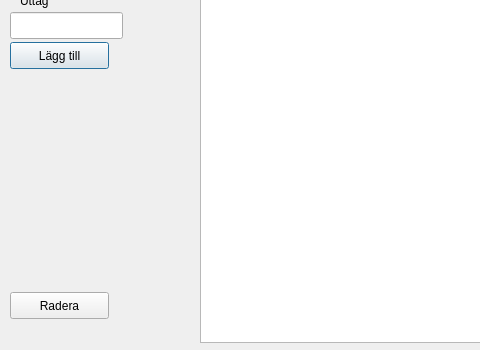
ralex1975/jackStock, file adminmyportfolio.ui: the form before one commit; both pictures show x 0 to 480 and y 258 to 608 of the 1344 by 608 pixel window.
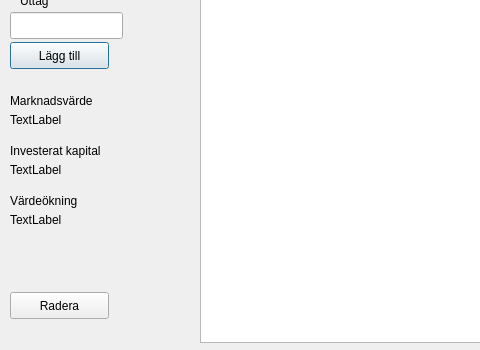
The form after the commit. Custom widgets are drawn as their Qt base class.

What changed in the file:
```diff
--- a/adminmyportfolio.ui
+++ b/adminmyportfolio.ui
@@ -251,6 +251,84 @@
     <string>Värdeökning</string>
    </property>
   </widget>
+  <widget class="QLabel" name="marketValueLabelData">
+   <property name="geometry">
+    <rect>
+     <x>10</x>
+     <y>370</y>
+     <width>161</width>
+     <height>16</height>
+    </rect>
+   </property>
+   <property name="text">
+    <string>TextLabel</string>
+   </property>
+  </widget>
+  <widget class="QLabel" name="marketValueLabel_2">
+   <property name="geometry">
+    <rect>
+     <x>10</x>
+     <y>350</y>
+     <width>111</width>
+     <height>17</height>
+    </rect>
+   </property>
+   <property name="text">
+    <string>Marknadsvärde</string>
+   </property>
+  </widget>
+  <widget class="QLabel" name="InvestedMoneyLabel_2">
+   <property name="geometry">
+    <rect>
+     <x>10</x>
+     <y>400</y>
+     <width>121</width>
+     <height>17</height>
+    </rect>
+   </property>
+   <property name="text">
+    <string>Investerat kapital</string>
+   </property>
+  </widget>
+  <widget class="QLabel" name="InvestedMoneyLabelData">
+   <property name="geometry">
+    <rect>
+     <x>10</x>
+     <y>420</y>
+     <width>131</width>
+     <height>16</height>
+    </rect>
+   </property>
+   <property name="text">
+    <string>TextLabel</string>
+   </property>
+  </widget>
+  <widget class="QLabel" name="valueIncreaseLabel_2">
+   <property name="geometry">
+    <rect>
+     <x>10</x>
+     <y>450</y>
+     <width>101</width>
+     <height>17</height>
+    </rect>
+   </property>
+   <property name="text">
+    <string>Värdeökning</string>
+   </property>
+  </widget>
+  <widget class="QLabel" name="valueIncreaseLabelData">
+   <property name="geometry">
+    <rect>
+     <x>10</x>
+     <y>470</y>
+     <width>151</width>
+     <height>16</height>
+    </rect>
+   </property>
+   <property name="text">
+    <string>TextLabel</string>
+   </property>
+  </widget>
  </widget>
  <customwidgets>
   <customwidget>
```
